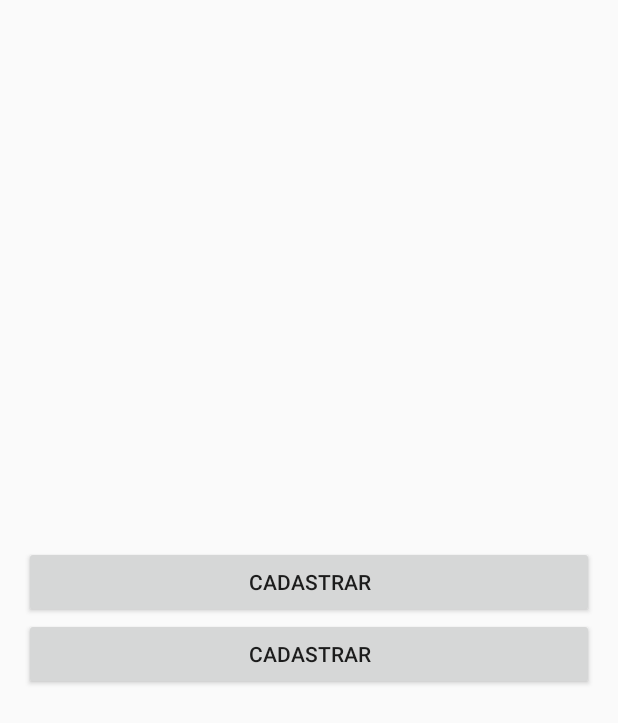
After one commit to CarregamentoSmartphonesAutonomo/Aplicativo, an Android app: the layout fragment_delete.xml on its own in the app's theme, with its tools: preview values and no code run, on a phone screen of 412 x 824 dp. The commit adds this screen. Shown: the top 723 px of the screen. Run offline under Robolectric (Android 15) with nearby library versions, the phone set to English and light mode, and no system bars.

Commit message:
Modificações nas fragments e no CRUD

```diff
--- /dev/null
+++ b/CentraldeCarregamentodeSmartphonesAutonomo/app/src/main/res/layout/fragment_delete.xml
@@ -0,0 +1,29 @@
+<?xml version="1.0" encoding="utf-8"?>
+<android.support.constraint.ConstraintLayout
+    xmlns:android="http://schemas.android.com/apk/res/android"
+    xmlns:tools="http://schemas.android.com/tools"
+    android:layout_width="match_parent"
+    android:layout_height="match_parent">
+    <LinearLayout
+        android:id="@+id/user_register_ll"
+        android:layout_width="match_parent"
+        android:layout_height="match_parent"
+        android:gravity="center"
+        android:orientation="vertical"
+        android:padding="16dp">
+
+
+        <Button
+            android:id="@+id/register_bt"
+            android:layout_width="match_parent"
+            android:layout_height="wrap_content"
+            android:text="Cadastrar" />
+
+        <Button
+            android:id="@+id/register_bt"
+            android:layout_width="match_parent"
+            android:layout_height="wrap_content"
+            android:text="Cadastrar" />
+    </LinearLayout>
+
+</android.support.constraint.ConstraintLayout>
--- a/CentraldeCarregamentodeSmartphonesAutonomo/app/src/main/res/menu/main_menu.xml
+++ b/CentraldeCarregamentodeSmartphonesAutonomo/app/src/main/res/menu/main_menu.xml
@@ -8,6 +8,7 @@
         app:showAsAction="never"
         />
 
+
     <item android:id="@+id/it_logout"
         android:title="Sair"
         android:orderInCategory="100"
```
Also changed, not shown: CentraldeCarregamentodeSmartphonesAutonomo/app/src/main/java/com/unb/pi2/centraldecarregamentodesmartphonesautonomo/fragments/UserRegisterFragment.java (+33 -5 lines), CentraldeCarregamentodeSmartphonesAutonomo/app/src/main/java/com/unb/pi2/centraldecarregamentodesmartphonesautonomo/model/User.java (+4 -14 lines), CentraldeCarregamentodeSmartphonesAutonomo/app/src/main/res/layout/fragment_edit.xml (+51 -3 lines), CentraldeCarregamentodeSmartphonesAutonomo/app/src/main/res/layout/fragment_user_register.xml (+7 -0 lines).
